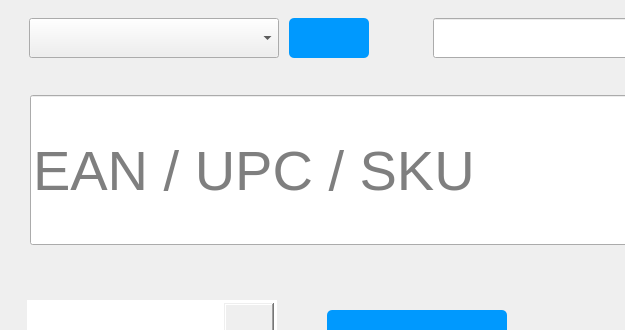
This is barcode-pi/neo_bar.ui in Baanaaana/barcode-pi as Qt 5 draws it before an edit; both pictures show x 0 to 625 and y 0 to 330 of the 800 by 480 pixel window. The edited form follows.
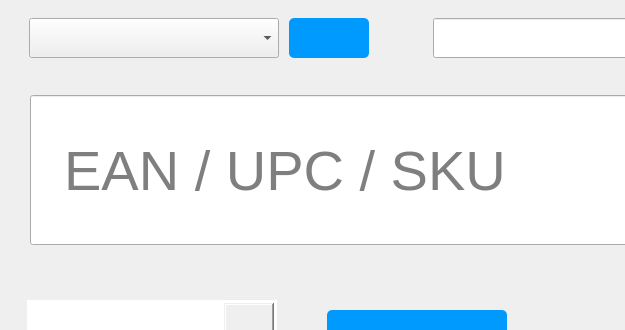
This is the edited form. Icons and pictures are not drawn. Custom widgets are drawn as their Qt base class.

```diff
--- a/barcode-pi/neo_bar.ui
+++ b/barcode-pi/neo_bar.ui
@@ -411,7 +411,7 @@
         <bool>false</bool>
        </property>
        <property name="placeholderText">
-        <string>EAN / UPC / SKU</string>
+        <string>  EAN / UPC / SKU</string>
        </property>
       </widget>
      </widget>
```
